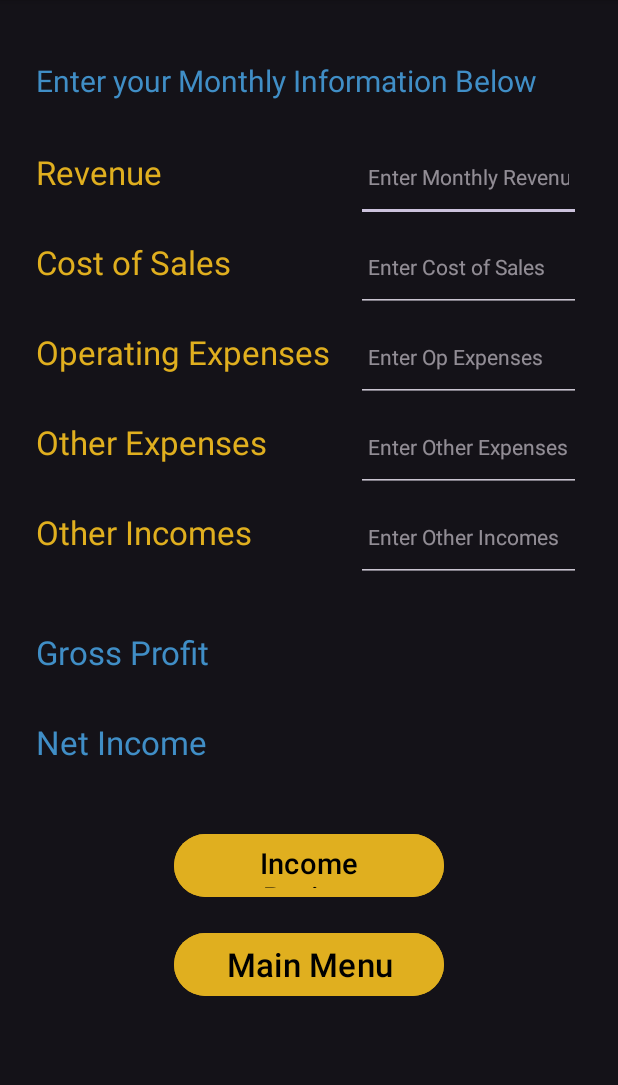
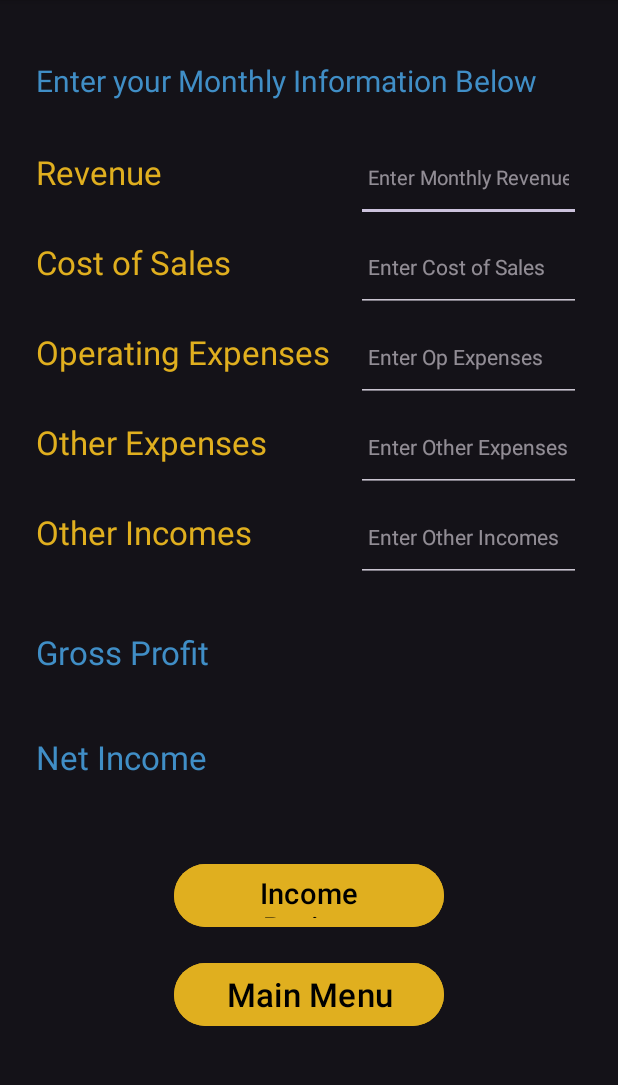
Before and after one commit to welgammal295/ProfitandLoss, an Android app: the MainMenu screen opened directly, with no data from a screen before it, after a tap on "Go!", on a phone screen of 412 x 824 dp, the part 96-1181 px from its top. Run offline under Robolectric (Android 15) with nearby library versions, the phone set to English and light mode, and no system bars; our stand-ins replace Room's generated code; 1 statement that could not run was skipped.

Commit message:
Passes year, month, userID to MainActivity.

```diff
--- a/app/src/main/java/com/welgammal/walid/profitandloss/MainActivity.java
+++ b/app/src/main/java/com/welgammal/walid/profitandloss/MainActivity.java
@@ -16,6 +16,7 @@ import com.welgammal.walid.profitandloss.database.entities.Elements;
 import com.welgammal.walid.profitandloss.databinding.ActivityMainBinding;
 
 import java.util.Locale;
+import java.util.Objects;
 
 public class MainActivity extends AppCompatActivity {
 
@@ -23,7 +24,8 @@ public class MainActivity extends AppCompatActivity {
 /** Get instance of database */
 
     private ProfitLossRepository repository;
-
+    private static final String MAIN_MENU_ACTIVITY_YEAR = "com.welgammal.walid.profitandloss.MAIN_MENU_ACTIVITY_YEAR" ;
+    private static final String MAIN_MENU_ACTIVITY_MONTH = "com.welgammal.walid.profitandloss.MAIN_MENU_ACTIVITY_MONTH" ;
     double mRevenue = 0.0;
     double mCostOfSale = 0.0;
     double mGrossProfit = 0.0;
@@ -32,10 +34,11 @@ public class MainActivity extends AppCompatActivity {
     double operatingIncome =0.0;
     double mOtherExpenses = 0.0;
     double mOtherIncomes = 0.0;
-    String mYear = "2024";
-    String mMonth = "January";
     int userId;
     public static final String TAG = "DAC_PROFITLOSS";
+    String mYear;
+    String mMonth;
+
 
     @Override
     protected void onCreate(Bundle savedInstanceState) {
@@ -56,9 +59,11 @@ public class MainActivity extends AppCompatActivity {
             @Override
             public void onClick(View v) {
                 Intent intent = MainMenu.mainMenuFactory(getApplicationContext(), userId);
+
                 startActivity(intent);
             }
         });
+
                 binding.netIncomeButton.setOnClickListener(new View.OnClickListener() {
                     @Override
                     public void onClick(View v) {
@@ -67,16 +72,19 @@ public class MainActivity extends AppCompatActivity {
                     }
                 });
     }
-    static Intent mainActivityFactory(Context context) {
-        return new Intent(context, MainActivity.class);
+
+    public static Intent mainActivityFactory(Context context, int loggedInUserId, String mYear, String month) {
+        Intent intent = new Intent(context, MainActivity.class);
+        intent.putExtra("MAIN_MENU_ACTIVITY_YEAR", mYear);
+        return intent;
 
     }
+
+
     /** Insert records in database */
     private void insertElementRecord(){
-        mYear = MainMenu.getYear();
-        mMonth = MainMenu.getMonth();
         Elements element = new Elements(mRevenue, mCostOfSale, mOperatingExpenses,
-        mOtherExpenses, mOtherIncomes, mYear, mMonth, MainMenu.loggedInUserId);
+        mOtherExpenses, mOtherIncomes, MainMenu.year, MainMenu.month, MainMenu.loggedInUserId);
         repository.insertElements(element);
 
     }
--- a/app/src/main/java/com/welgammal/walid/profitandloss/MainMenu.java
+++ b/app/src/main/java/com/welgammal/walid/profitandloss/MainMenu.java
@@ -32,6 +32,8 @@ import java.util.ArrayList;
 
 public class MainMenu extends AppCompatActivity {
     private static final String MAIN_MENU_ACTIVITY_USER_ID = "com.welgammal.walid.profitandloss.MAIN_MENU_ACTIVITY_USER_ID" ;
+    private static final String MAIN_MENU_ACTIVITY_YEAR = "com.welgammal.walid.profitandloss.MAIN_MENU_ACTIVITY_YEAR" ;
+    private static final String MAIN_MENU_ACTIVITY_MONTH = "com.welgammal.walid.profitandloss.MAIN_MENU_ACTIVITY_MONTH" ;
     static final String SHARED_PREFERENCE_USERID_KEY = "com.welgammal.walid.profitandloss.SHARED_PREFERENCE_USERID_KEY" ;
     private static final String SAVED_INSTANCE_STATE_USERID_KEY = "com.welgammal.walid.profitandloss.SAVED_INSTANCE_STATE_USERID_KEY" ;
 
@@ -99,7 +101,7 @@ public class MainMenu extends AppCompatActivity {
         ArrayAdapter<String> adapter = new ArrayAdapter<>(this, android.R.layout.simple_spinner_item, yearsList);
         adapter.setDropDownViewResource(android.R.layout.select_dialog_singlechoice);
         spinner.setAdapter(adapter);
-        year = spinner.getSelectedItem().toString();
+
 
 
         Spinner spinnerM = findViewById(R.id.months);
@@ -132,12 +134,17 @@ public class MainMenu extends AppCompatActivity {
         ArrayAdapter<String> adapterM = new ArrayAdapter<>(this, android.R.layout.simple_spinner_item, monthsList);
         adapterM.setDropDownViewResource(android.R.layout.select_dialog_singlechoice);
         spinnerM.setAdapter(adapterM);
-        month = spinnerM.getSelectedItem().toString();
 
+
+        /** Pass on year, month, and userId to Main activity
+         *
+         * */
         binding.goButton.setOnClickListener(new View.OnClickListener() {
             @Override
             public void onClick(View view) {
-                Intent intent = MainActivity.mainActivityFactory(getApplicationContext());
+                year = spinner.getSelectedItem().toString();
+                month = spinnerM.getSelectedItem().toString();
+                Intent intent = MainActivity.mainActivityFactory(MainMenu.this, loggedInUserId, year, month);
                 startActivity(intent);
             }
         });
@@ -252,10 +259,6 @@ public class MainMenu extends AppCompatActivity {
 
     }
 
-
-        /** TODO: Pass on year, month, and userId to Main activity
-         * hint: use putExtra to pass userID, year and month
-         * */
         static Intent mainMenuFactory (Context context,int userId){
             Intent intent = new Intent(context, MainMenu.class);
             intent.putExtra(MAIN_MENU_ACTIVITY_USER_ID, userId);
--- a/app/src/main/res/layout/activity_main.xml
+++ b/app/src/main/res/layout/activity_main.xml
@@ -39,7 +39,7 @@
         android:layout_height="60dp"
         android:layout_marginStart="8dp"
         android:hint="@string/enter_monthly_revenue"
-        android:textSize="14sp"
+        android:textSize="13sp"
         android:textColor="@color/material_dynamic_neutral90"
         android:inputType="numberDecimal"
         android:padding="8dp"
@@ -156,7 +156,7 @@
     <TextView
         android:id="@+id/grossProfitLabelTextView"
         android:layout_width="213dp"
-        android:layout_height="40dp"
+        android:layout_height="50dp"
         android:layout_marginTop="20dip"
         android:layout_marginStart="16dp"
         android:padding="8dp"
@@ -169,7 +169,7 @@
     <TextView
         android:id="@+id/grossProfitOutputTextView"
         android:layout_width="150dp"
-        android:layout_height="40dp"
+        android:layout_height="50dp"
         android:layout_marginStart="8dp"
         android:textSize="22sp"
         tools:text="$0.00"
@@ -182,7 +182,7 @@
     <TextView
         android:id="@+id/netIncomesLabelTextView"
         android:layout_width="213dp"
-        android:layout_height="40dp"
+        android:layout_height="50dp"
         android:layout_marginTop="20dip"
         android:layout_marginStart="16dp"
         android:padding="8dp"
@@ -195,7 +195,7 @@
     <TextView
         android:id="@+id/netIncomesOutputTextView"
         android:layout_width="150dp"
-        android:layout_height="40dp"
+        android:layout_height="50dp"
         android:layout_marginTop="20dip"
         android:layout_marginStart="8dp"
         android:textSize="22sp"
```
Also changed, not shown: app/src/main/java/com/welgammal/walid/profitandloss/database/UserDAO.java (+9 -0 lines).
